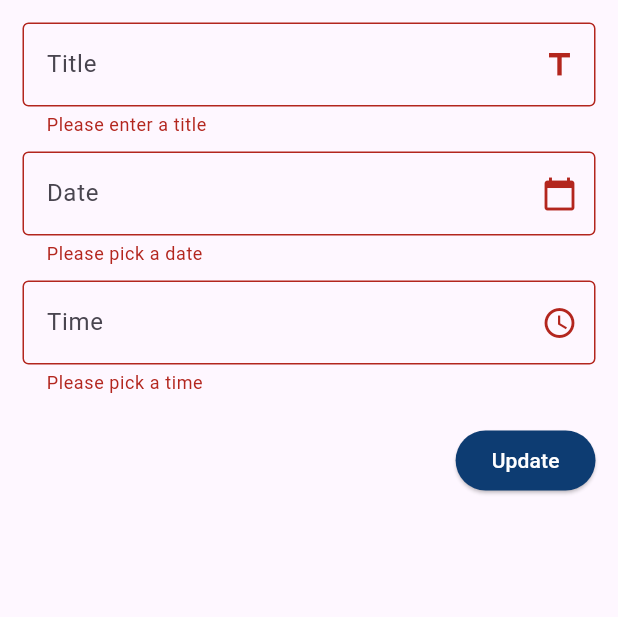
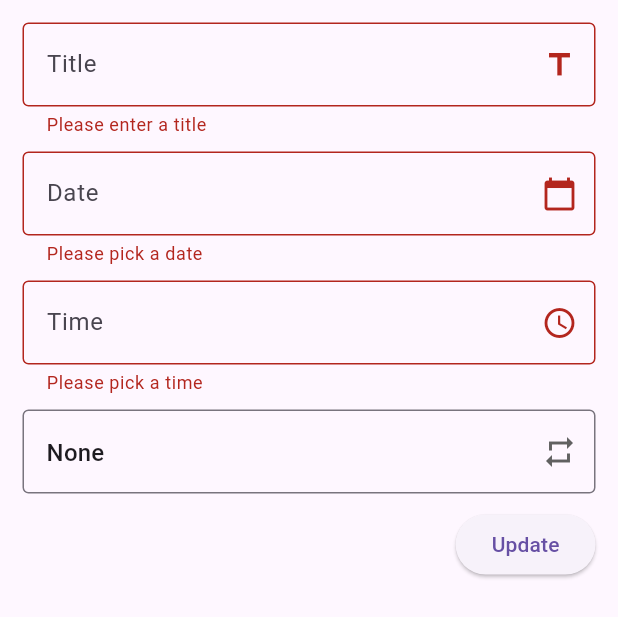
Before and after one commit to nurin04/AlarmApp, a Flutter app: the ShowForm widget shown alone on an empty page, opened directly with empty values, after a tap on "Update", on a phone screen of 412 x 824 dp. Shown: the top 617 px of the screen. Run offline on Flutter 3.47's test engine with Material 3 defaults, Android fonts, the phone set to English and light mode, and no system bars; our stand-ins replace flutter_local_notifications, flutter_native_splash, shared_preferences, sqflite, timezone; accounts and stored records are empty.

Commit message:
Add repeatType options (none,weekday,weekend,daily)

```diff
--- a/lib/screen/addeditpage.dart
+++ b/lib/screen/addeditpage.dart
@@ -1,6 +1,5 @@
 import 'package:flutter/material.dart';
 import 'package:intl/intl.dart';
-
 import '../provider/alarm_provider.dart';
 import '../provider/sql_helper.dart';
 
@@ -23,6 +22,8 @@ class ShowForm extends StatefulWidget {
 class _ShowFormState extends State<ShowForm> {
   DateTime? date;
   TimeOfDay? time;
+  String _repeatType = 'None'; // Added repeatType
+
   final _formKey = GlobalKey<FormState>();
   final TextEditingController _titleController = TextEditingController();
   final TextEditingController _dateController = TextEditingController();
@@ -33,7 +34,8 @@ class _ShowFormState extends State<ShowForm> {
     super.initState();
     if (widget.id != null) {
       WidgetsBinding.instance.addPostFrameCallback((_) {
-        final existingJournal = widget.alarms.firstWhere((element) => element['id'] == widget.id);
+        final existingJournal =
+            widget.alarms.firstWhere((element) => element['id'] == widget.id);
         _titleController.text = existingJournal['title'];
         DateTime dateTime = DateTime.parse(existingJournal['dateTime']);
         setState(() {
@@ -41,6 +43,7 @@ class _ShowFormState extends State<ShowForm> {
           time = TimeOfDay.fromDateTime(dateTime);
           _dateController.text = DateFormat('yyyy-MM-dd').format(date!);
           _timeController.text = time!.format(context);
+          _repeatType = existingJournal['repeatType'] ?? 'None'; // Initialize repeatType
         });
       });
     } else {
@@ -54,18 +57,47 @@ class _ShowFormState extends State<ShowForm> {
 
   Future<void> _addItem() async {
     final dateTime = DateTime(date!.year, date!.month, date!.day, time!.hour, time!.minute);
-    final id = await SQLHelper.createItem(_titleController.text, dateTime);
+
+    // Logging start time
+    final startTime = DateTime.now();
+
+    final id = await SQLHelper.createItem(_titleController.text, dateTime, _repeatType);
     print('Created new item with id: $id'); // Debug statement
-    await AlarmProvider.scheduleNotification(id, _titleController.text, dateTime);
+
+    // Logging time taken for database operation
+    print('Database operation took: ${DateTime.now().difference(startTime).inMilliseconds}ms');
+
+    // Scheduling notification
+    final notificationStartTime = DateTime.now();
+    await AlarmProvider.scheduleNotification(id, _titleController.text, dateTime, _repeatType);
+
+    // Logging time taken for notification scheduling
+    print('Notification scheduling took: ${DateTime.now().difference(notificationStartTime).inMilliseconds}ms');
+
     widget.refreshAlarms();
   }
 
   Future<void> _updateItem(int id) async {
     final dateTime = DateTime(date!.year, date!.month, date!.day, time!.hour, time!.minute);
-    await SQLHelper.updateItem(id, _titleController.text, dateTime);
+
+    // Logging start time
+    final startTime = DateTime.now();
+
+    await SQLHelper.updateItem(id, _titleController.text, dateTime, _repeatType);
     print('Updated item with id: $id'); // Debug statement
+
+    // Logging time taken for database operation
+    print('Database operation took: ${DateTime.now().difference(startTime).inMilliseconds}ms');
+
+    // Canceling and rescheduling notification
+    final cancelStartTime = DateTime.now();
     await AlarmProvider.cancelNotification(id);
-    await AlarmProvider.scheduleNotification(id, _titleController.text, dateTime);
+    print('Notification cancelation took: ${DateTime.now().difference(cancelStartTime).inMilliseconds}ms');
+
+    final scheduleStartTime = DateTime.now();
+    await AlarmProvider.scheduleNotification(id, _titleController.text, dateTime, _repeatType);
+    print('Notification scheduling took: ${DateTime.now().difference(scheduleStartTime).inMilliseconds}ms');
+
     widget.refreshAlarms();
   }
 
@@ -176,35 +208,39 @@ class _ShowFormState extends State<ShowForm> {
                 return null;
               },
             ),
-            const SizedBox(height: 20),
+            const SizedBox(height: 10),
+            DropdownButtonFormField<String>(
+              value: _repeatType,
+              decoration: InputDecoration(
+                hintText: 'Repeat Type',
+                border: OutlineInputBorder(),
+                suffixIcon: Icon(Icons.repeat),
+              ),
+              items: ['None', 'Daily', 'Weekday', 'Weekend'].map((String value) {
+                return DropdownMenuItem<String>(
+                  value: value,
+                  child: Text(value),
+                );
+              }).toList(),
+              onChanged: (value) {
+                setState(() {
+                  _repeatType = value!;
+                });
+              },
+            ),
+            const SizedBox(height: 10),
             ElevatedButton(
               onPressed: () async {
-                if (_formKey.currentState!.validate() && date != null && time != null) {
-                  print('Form is valid, proceeding with save'); // Debug statement
-                  if (widget.id == null) {
+                if (_formKey.currentState!.validate()) {
+                  if (widget.id != null) {
+                    await _updateItem(widget.id!);
+                  } else {
                     await _addItem();
-                  } else {
-                    await _updateItem(widget.id!);
                   }
-
-                  _titleController.clear();
-                  _dateController.clear();
-                  _timeController.clear();
-                  date = null;
-                  time = null;
-
-                  Navigator.of(context).pop();
-                } else {
-                  print('Form is not valid or date/time is not set'); // Debug statement
+                  Navigator.pop(context);
                 }
               },
-              style: ElevatedButton.styleFrom(
-                backgroundColor: const Color.fromARGB(255, 13, 60, 114),
-              ),
-              child: Text(
-                widget.id == null ? 'Create New' : 'Update',
-                style: TextStyle(color: Colors.white),
-              ),
+              child: Text(widget.id != null ? 'Update' : 'Add'),
             ),
           ],
         ),
```
Also changed, not shown: lib/provider/alarm_provider.dart (+141 -7 lines), lib/provider/sql_helper.dart (+9 -3 lines), lib/screen/homepage.dart (+39 -17 lines).
